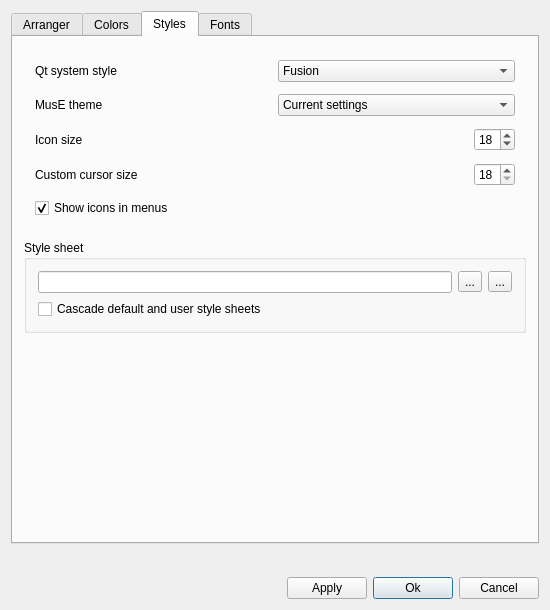
First picture: the form in muse3/muse/components/appearancebase.ui, repository emrum/muse, before the edit.
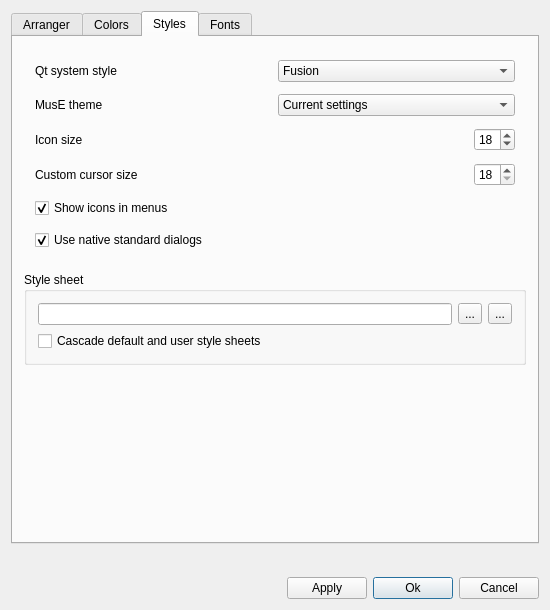
Second picture: the form after the edit. The open tabs and pages were chosen to show the change. Custom widgets are drawn as their Qt base class.

Commit message: Fix problem when Muse is hanging on color dialog call

The edit to the form file:
```diff
--- a/muse3/muse/components/appearancebase.ui
+++ b/muse3/muse/components/appearancebase.ui
@@ -1313,6 +1313,16 @@
             </property>
            </widget>
           </item>
+          <item>
+           <widget class="QCheckBox" name="cbUseNativeStandardDialogs">
+            <property name="text">
+             <string>Use native standard dialogs</string>
+            </property>
+            <property name="checked">
+             <bool>true</bool>
+            </property>
+           </widget>
+          </item>
          </layout>
         </widget>
        </item>
```
The commit also changes 5 other files.
